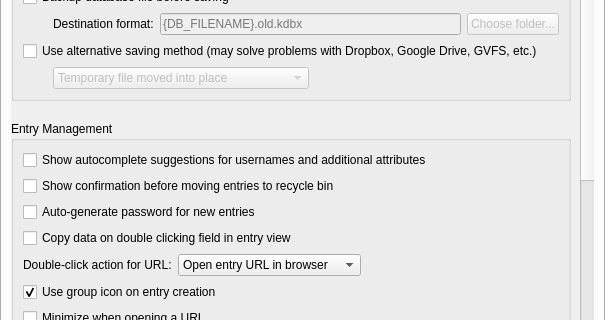
Before: the Qt Designer form src/gui/ApplicationSettingsWidgetGeneral.ui in keepassxreboot/keepassxc, drawn with Qt 5; both pictures show x 0 to 605 and y 502 to 822 of the 605 by 969 pixel window.
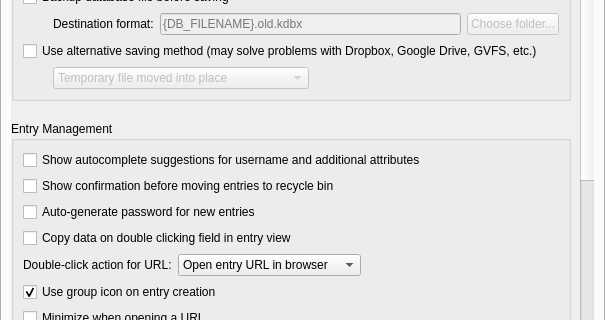
After: the same form once the commit is applied. Custom widgets are drawn as their Qt base class.

Patch:
```diff
--- a/src/gui/ApplicationSettingsWidgetGeneral.ui
+++ b/src/gui/ApplicationSettingsWidgetGeneral.ui
@@ -538,7 +538,7 @@
               <item>
                <widget class="QCheckBox" name="autocompleteSuggestionsCheckBox">
                 <property name="text">
-                 <string>Show autocomplete suggestions for usernames and additional attributes</string>
+                 <string>Show autocomplete suggestions for username and additional attributes</string>
                 </property>
                </widget>
               </item>
```
